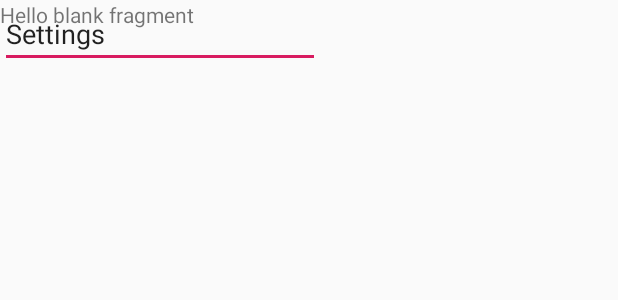
After one commit to stubnovalucia/whereismybike, an Android app: the layout fragment_fragment_settings.xml on its own in the app's theme, with its tools: preview values and no code run, on a phone screen of 412 x 824 dp. The commit adds this screen. Shown: the top 300 px of the screen. Run offline under Robolectric (Android 15) with nearby library versions, the phone set to English and light mode, and no system bars.

Commit message:
First fragments created

```diff
--- a/app/build.gradle
+++ b/app/build.gradle
@@ -23,6 +23,7 @@
     implementation fileTree(dir: 'libs', include: ['*.jar'])
     implementation 'androidx.appcompat:appcompat:1.0.2'
     implementation 'androidx.constraintlayout:constraintlayout:1.1.3'
+    implementation 'androidx.legacy:legacy-support-v4:1.0.0'
     testImplementation 'junit:junit:4.12'
     androidTestImplementation 'androidx.test.ext:junit:1.1.0'
     androidTestImplementation 'androidx.test.espresso:espresso-core:3.1.1'
--- /dev/null
+++ b/app/src/main/res/layout/fragment_fragment_settings.xml
@@ -0,0 +1,22 @@
+<?xml version="1.0" encoding="utf-8"?>
+<FrameLayout xmlns:android="http://schemas.android.com/apk/res/android"
+    xmlns:tools="http://schemas.android.com/tools"
+    android:layout_width="match_parent"
+    android:layout_height="match_parent"
+    tools:context=".FragmentSettings">
+
+    <!-- TODO: Update blank fragment layout -->
+    <TextView
+        android:layout_width="match_parent"
+        android:layout_height="match_parent"
+        android:text="@string/hello_blank_fragment" />
+
+    <EditText
+        android:id="@+id/editText"
+        android:layout_width="wrap_content"
+        android:layout_height="wrap_content"
+        android:ems="10"
+        android:inputType="textPersonName"
+        android:text="Settings" />
+
+</FrameLayout>
--- a/app/src/main/res/values/strings.xml
+++ b/app/src/main/res/values/strings.xml
@@ -1,3 +1,6 @@
 <resources>
     <string name="app_name">whereismybike</string>
+
+    <!-- TODO: Remove or change this placeholder text -->
+    <string name="hello_blank_fragment">Hello blank fragment</string>
 </resources>
```
Also changed, not shown: app/src/main/java/com/example/whereismybike/FragmentMain.java (added, +127 -0 lines), app/src/main/java/com/example/whereismybike/FragmentSettings.java (added, +110 -0 lines), app/src/main/res/layout/activity_main.xml (+0 -7 lines), app/src/main/res/layout/fragment_fragment_main.xml (added, +23 -0 lines), app/src/main/res/navigation/nav_graph.xml (+11 -17 lines).
